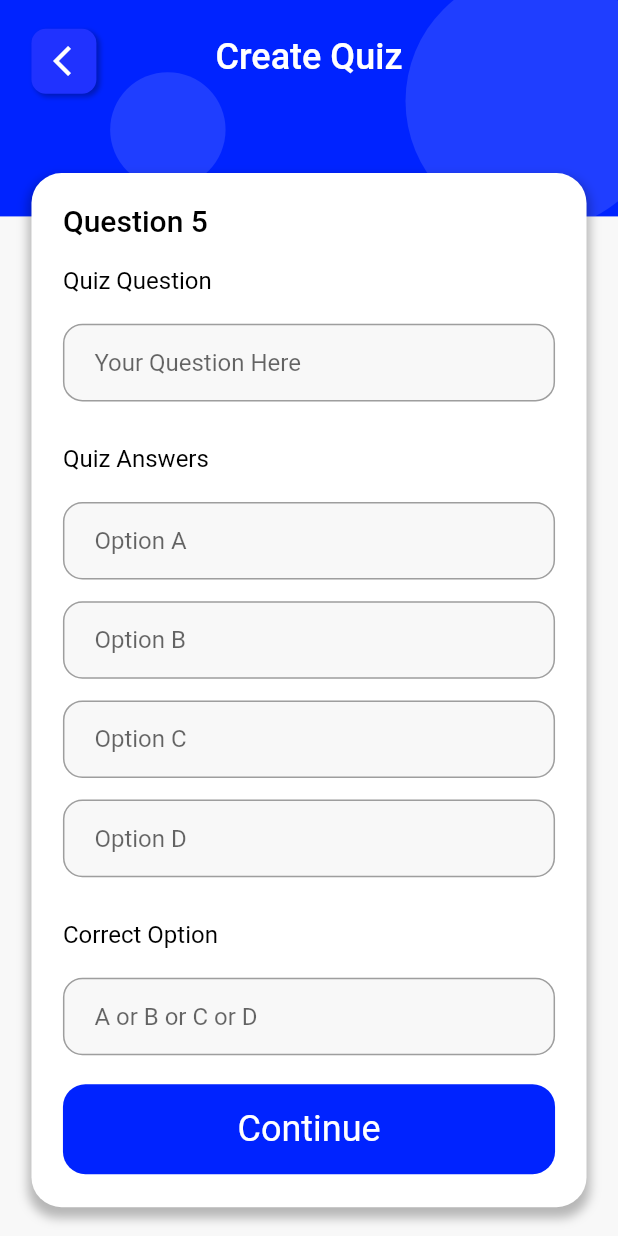
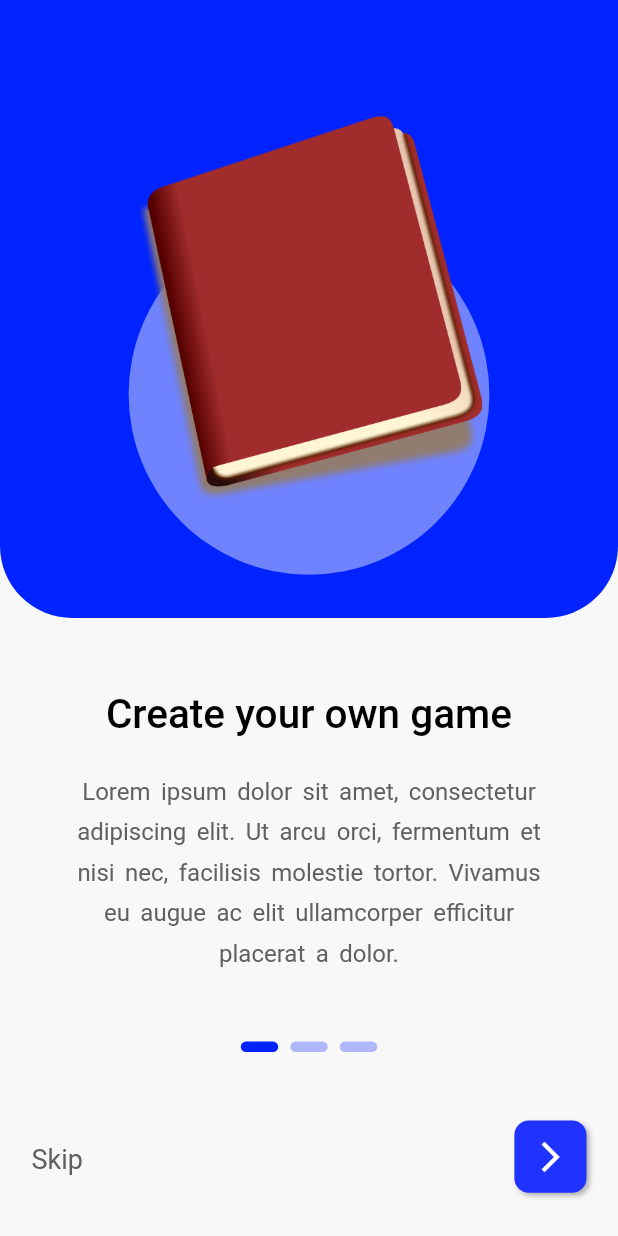
Before and after one commit to acharyaSabin11/quizApp, a Flutter app: the screen it shows after launch, on a phone screen of 412 x 824 dp. Run offline on Flutter 3.47's test engine with Material 2 defaults, Android fonts, the phone set to English and light mode, and no system bars; our stand-ins replace get.

Commit message:
Completed the first landing page UI

```diff
--- a/lib/main.dart
+++ b/lib/main.dart
@@ -1,7 +1,7 @@
 import 'package:flutter/material.dart';
 import 'package:flutter/services.dart';
-import 'package:quizapp/screens/create_quiz_page.dart';
 import 'package:get/get.dart';
+import 'package:quizapp/screens/landing/first_screen.dart';
 
 void main() {
   runApp(const MyApp());
@@ -18,7 +18,7 @@ class MyApp extends StatelessWidget {
     return const GetMaterialApp(
       debugShowCheckedModeBanner: false,
       title: 'Quiz App',
-      home: CreateQuizPage(),
+      home: FirstScreen(),
     );
   }
 }
--- /dev/null
+++ b/lib/screens/landing/first_screen.dart
@@ -0,0 +1,113 @@
+import 'package:flutter/material.dart';
+import 'package:flutter/src/widgets/container.dart';
+import 'package:flutter/src/widgets/framework.dart';
+import 'package:quizapp/utilities/app_colors.dart';
+import 'package:quizapp/utilities/dimensions.dart';
+import 'package:quizapp/widgets/big_text.dart';
+import 'package:quizapp/widgets/icon_container.dart';
+import 'package:quizapp/widgets/small_text.dart';
+
+class FirstScreen extends StatefulWidget {
+  const FirstScreen({super.key});
+
+  @override
+  State<FirstScreen> createState() => _FirstScreenState();
+}
+
+class _FirstScreenState extends State<FirstScreen> {
+  @override
+  Widget build(BuildContext context) {
+    return Scaffold(
+      backgroundColor: AppColors.backgroundWhiteColor,
+      body: Column(
+        children: [
+          Container(
+            padding: EdgeInsets.only(top: Dimensions.statusBarHeight),
+            height: Dimensions.deviceScreenHeight / 2,
+            width: double.maxFinite,
+            decoration: BoxDecoration(
+              color: AppColors.mainBlueColor,
+              borderRadius: BorderRadius.only(
+                bottomLeft: Radius.circular(Dimensions.height50),
+                bottomRight: Radius.circular(Dimensions.height50),
+              ),
+            ),
+            child: Stack(
+              children: [
+                Align(
+                  alignment: Alignment.bottomCenter,
+                  child: Padding(
+                    padding: EdgeInsets.only(bottom: Dimensions.height30),
+                    child: CircleAvatar(
+                      radius: Dimensions.responsiveHeight(Dimensions.height130),
+                      backgroundColor: AppColors.mediumOpacityWhiteColor,
+                    ),
+                  ),
+                ),
+                Center(
+                  child: Image.asset(
+                    "assets/images/book1.png",
+                    height: Dimensions.height130 * 2.1,
+                  ),
+                ),
+              ],
+            ),
+          ),
+          SizedBox(height: Dimensions.height50),
+          const BigText(
+            text: "Create your own game",
+            textColor: AppColors.titleTextColor,
+            size: 27,
+          ),
+          SizedBox(height: Dimensions.height20),
+          Padding(
+            padding: EdgeInsets.symmetric(horizontal: Dimensions.width40),
+            child: const SmallText(
+              text:
+                  "Lorem ipsum dolor sit amet, consectetur adipiscing elit. Ut arcu orci, fermentum et nisi nec, facilisis molestie tortor. Vivamus eu augue ac elit ullamcorper efficitur placerat a dolor.",
+              textColor: AppColors.textColor,
+            ),
+          ),
+          SizedBox(height: Dimensions.height50),
+          Wrap(
+            children: List.generate(
+              3,
+              (index) => Container(
+                margin: EdgeInsets.symmetric(horizontal: 4),
+                height: 7,
+                width: 25,
+                decoration: BoxDecoration(
+                  borderRadius: BorderRadius.circular(5),
+                  color: index == 0
+                      ? AppColors.mainBlueColor
+                      : AppColors.fadedBlueColor,
+                ),
+              ),
+            ),
+          )
+        ],
+      ),
+      bottomNavigationBar: Container(
+        padding: EdgeInsets.only(
+          bottom: Dimensions.height30,
+          left: Dimensions.width20,
+          right: Dimensions.width20,
+        ),
+        child: Row(
+          mainAxisAlignment: MainAxisAlignment.spaceBetween,
+          children: [
+            SmallText(
+              text: "Skip",
+              textColor: AppColors.textColor,
+              size: 18,
+            ),
+            IconContainer(
+              iconData: Icons.arrow_forward_ios,
+              containerSize: 50,
+            ),
+          ],
+        ),
+      ),
+    );
+  }
+}
--- a/lib/utilities/app_colors.dart
+++ b/lib/utilities/app_colors.dart
@@ -3,7 +3,11 @@ import 'package:flutter/material.dart';
 class AppColors {
   static const Color mainBlueColor = Color(0xFF0023FF);
   static const Color lightBlueColor = Color(0xFF2032FF);
+  static const Color fadedBlueColor = Color(0x552032FF);
   static const Color backgroundWhiteColor = Color(0xFFF8F8F8);
   static const Color shadowBlackColor = Color(0x44000000);
   static const Color lowOpacityWhiteColor = Color(0x1FFFFFFF);
+  static const Color mediumOpacityWhiteColor = Color(0x6FFFFFFF);
+  static const Color titleTextColor = Color(0xFF000000);
+  static const Color textColor = Color(0xFF606060);
 }
--- a/lib/utilities/dimensions.dart
+++ b/lib/utilities/dimensions.dart
@@ -21,4 +21,9 @@ class Dimensions {
   static double height20 = responsiveHeight(20);
   static double height30 = responsiveHeight(30);
   static double height15 = responsiveHeight(15);
+  static double height50 = responsiveHeight(50);
+  static double height130 = responsiveHeight(130);
+
+  static double width40 = responsiveWidth(40);
+  static double width20 = responsiveWidth(20);
 }
--- a/lib/widgets/icon_container.dart
+++ b/lib/widgets/icon_container.dart
@@ -35,8 +35,8 @@ class IconContainer extends StatelessWidget {
           ),
         ],
       ),
-      child: const Icon(
-        Icons.arrow_back_ios,
+      child: Icon(
+        iconData,
         color: Colors.white,
       ),
     );
--- /dev/null
+++ b/lib/widgets/small_text.dart
@@ -0,0 +1,32 @@
+import 'package:flutter/material.dart';
+
+class SmallText extends StatelessWidget {
+  final String text;
+  final double size, lineHeight, wordSpacing;
+  final Color textColor;
+  final TextAlign textAlign;
+  const SmallText({
+    super.key,
+    required this.text,
+    this.size = 16,
+    this.textColor = const Color(0xff000000),
+    this.textAlign = TextAlign.center,
+    this.lineHeight = 1.7,
+    this.wordSpacing = 3,
+  });
+
+  @override
+  Widget build(BuildContext context) {
+    return Text(
+      text,
+      textAlign: textAlign,
+      style: TextStyle(
+          fontFamily: "Roboto",
+          fontSize: size,
+          fontWeight: FontWeight.normal,
+          color: textColor,
+          height: lineHeight,
+          wordSpacing: wordSpacing),
+    );
+  }
+}
--- a/pubspec.yaml
+++ b/pubspec.yaml
@@ -61,9 +61,8 @@ flutter:
   uses-material-design: true
 
   # To add assets to your application, add an assets section, like this:
-  # assets:
-  #   - images/a_dot_burr.jpeg
-  #   - images/a_dot_ham.jpeg
+  assets:
+    - assets/images/
 
   # An image asset can refer to one or more resolution-specific "variants", see
   # https://flutter.dev/assets-and-images/#resolution-aware
```
Also changed, not shown: assets/images/book1.png (added).
